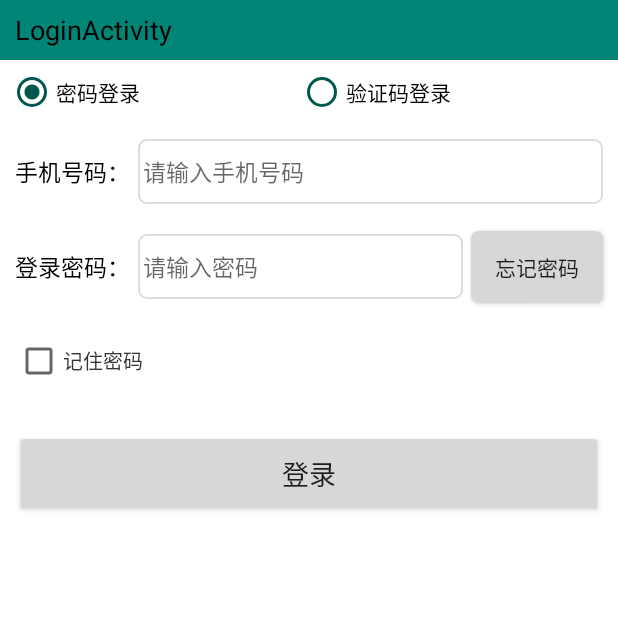
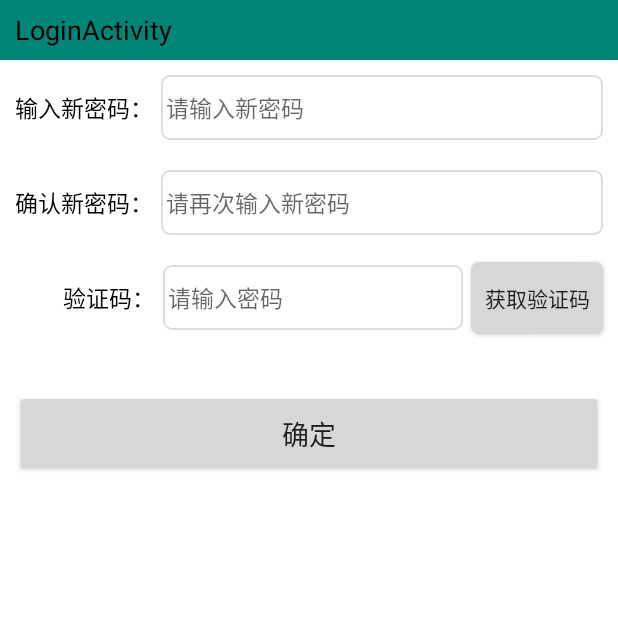
Before and after one commit to CandiceYT/KotlinDemo, an Android app: the LoginActivity screen opened directly, with no data from a screen before it, after a tap on "忘记密码", on a phone screen of 412 x 824 dp, the top half of it. Run offline under Robolectric (Android 15) with nearby library versions, the phone set to English and light mode, and no system bars.

Commit message:
anko中使用dialog 简单登录页面

```diff
--- a/kotlindemo/build.gradle
+++ b/kotlindemo/build.gradle
@@ -30,6 +30,7 @@ dependencies {
     implementation fileTree(include: ['*.jar'], dir: 'libs')
     implementation "org.jetbrains.kotlin:kotlin-stdlib-jdk7:$kotlin_version"
     implementation 'org.jetbrains.anko:anko-common:0.9'
+    implementation "org.jetbrains.anko:anko-appcompat-v7:0.9"
     implementation 'com.android.support:appcompat-v7:28.0.0'
     implementation 'com.android.support.constraint:constraint-layout:1.1.3'
     testImplementation 'junit:junit:4.12'
--- a/kotlindemo/src/main/java/com/candice/kotlindemo/login/LoginActivity.kt
+++ b/kotlindemo/src/main/java/com/candice/kotlindemo/login/LoginActivity.kt
@@ -6,15 +6,88 @@ import android.view.View
 import com.candice.kotlindemo.R
 import com.candice.kotlindemo.base.BaseActivity
 import kotlinx.android.synthetic.main.activity_login.*
+import org.jetbrains.anko.alert
+import org.jetbrains.anko.toast
 
 class LoginActivity : BaseActivity() {
     override fun getLayoutId(): Int {
         return R.layout.activity_login
     }
 
+    //是否是忘记密码
+    private var isForgetPassword = true
+
     override fun initAction() {
+        rg_group.setOnCheckedChangeListener { group, checkedId ->
+            when (checkedId) {
+                R.id.rbtn_password_login -> updataUI("登录密码：", "忘记密码", "请输入密码", true)
+                R.id.rbtn_check_code_login -> updataUI("    验证码：", "获取验证码", "请输入验证码", false)
+                else -> updataUI("登录密码：", "忘记密码", "请输入密码", true)
+            }
+        }
+        btn_forget_password.setOnClickListener {
+            if (isForgetPassword) {
+                //忘记密码
+                btn_forget_password.text = "获取验证码"
+                tv_phone_num.text = "输入新密码："
+                et_phone_num.hint = "请输入新密码"
+                tv_commit_password.visibility = View.VISIBLE
+                et_commit_password.visibility = View.VISIBLE
+                tv_login_password.text = "        验证码："
+                rg_group.visibility = View.GONE
+                ck_box.visibility = View.GONE
+                btn_login.text = "确定"
+                btn_forget_password.setOnClickListener {
+                    alert("本次验证码是457346，请输入验证码","提示"){
+                        positiveButton("好的"){
+                            dismiss()
+                        }
+                    }.show()
+                }
 
-		btn_forget_password.setOnClickListener { }
+            } else {
+                //点击获取验证码
+                toast("获取验证码")
+                alert("本次验证码是457346，请输入验证码","提示"){
+                   positiveButton("好的"){
+                       dismiss()
+                   }
+                }.show()
+            }
+
+        }
+
+
+        btn_login.setOnClickListener {
+            if (isForgetPassword){
+                toast("确定")
+                alert("修改密码成功","提示"){
+                    positiveButton("好的"){
+                        dismiss()
+                    }
+                }.show()
+            }else{
+                toast("登录")
+                alert("登录成功","提示"){
+                    positiveButton("好的"){
+                        dismiss()
+                    }
+                }.show()
+            }
+        }
+    }
+
+
+    private fun updataUI(s: String, s1: String, hint: String, isForgetPassword: Boolean) {
+        tv_login_password.text = s
+        btn_forget_password.text = s1
+        et_login_password.hint = hint
+        this@LoginActivity.isForgetPassword = isForgetPassword
+        if (!isForgetPassword){
+            ck_box.visibility = View.GONE
+        }
+
+
     }
 
     override fun loadData() {
@@ -36,14 +109,10 @@ class LoginActivity : BaseActivity() {
     }
 
 
-
-
-
-
-	companion object Launch{
-		fun launch(context: Context){
+    companion object Launch {
+        fun launch(context: Context) {
             val intent = Intent()
-			intent.setClass(context,LoginActivity::class.java)
+            intent.setClass(context, LoginActivity::class.java)
             context.startActivity(intent)
         }
     }
--- a/kotlindemo/src/main/res/layout/activity_login.xml
+++ b/kotlindemo/src/main/res/layout/activity_login.xml
@@ -86,11 +86,50 @@
 
     <android.support.v7.widget.AppCompatTextView
             android:paddingLeft="@dimen/space_size_10"
+            android:textColor="#000000"
+            android:paddingTop="@dimen/space_size_20"
+            android:paddingBottom="@dimen/space_size_20"
+            app:layout_constraintLeft_toLeftOf="parent"
+            app:layout_constraintTop_toBottomOf="@id/tv_phone_num"
+            android:text="@string/login_commit_password"
+            android:textSize="@dimen/textsize_15"
+            android:visibility="gone"
+            android:id="@+id/tv_commit_password"
+            android:layout_width="wrap_content"
+            android:layout_height="wrap_content"/>
+
+    <android.support.v7.widget.AppCompatEditText
+            app:layout_constraintLeft_toRightOf="@id/tv_commit_password"
+            app:layout_constraintTop_toBottomOf="@id/et_phone_num"
+            android:singleLine="true"
+            android:maxLength="8"
+            android:inputType="textPassword"
+            android:hint="@string/login_commit_password_hint"
+            android:paddingTop="@dimen/space_size_10"
+            android:paddingBottom="@dimen/space_size_10"
+            android:focusable="true"
+            android:visibility="gone"
+            app:layout_constraintHorizontal_weight="1"
+            app:layout_constraintBottom_toBottomOf="@id/tv_commit_password"
+            app:layout_constraintTop_toTopOf="@id/tv_commit_password"
+            android:id="@+id/et_commit_password"
+            android:background="@drawable/edit_shape_bg"
+            android:textSize="@dimen/textsize_15"
+            android:layout_width="@dimen/space_size_0"
+            android:layout_height="wrap_content"
+            android:layout_marginEnd="@dimen/space_size_10"
+            app:layout_constraintEnd_toEndOf="parent"
+            android:paddingLeft="@dimen/space_size_3"
+            app:layout_constraintStart_toEndOf="@+id/tv_commit_password"
+            android:layout_marginStart="@dimen/space_size_5" />
+
+    <android.support.v7.widget.AppCompatTextView
+            android:paddingLeft="@dimen/space_size_10"
             android:textColor="@color/black_color"
             android:paddingTop="@dimen/space_size_20"
             android:paddingBottom="@dimen/space_size_20"
             app:layout_constraintLeft_toLeftOf="parent"
-            app:layout_constraintTop_toBottomOf="@id/tv_phone_num"
+            app:layout_constraintTop_toBottomOf="@id/tv_commit_password"
             android:text="@string/login_password_notice"
             android:textSize="@dimen/textsize_15"
             android:id="@+id/tv_login_password"
@@ -100,10 +139,10 @@
     <android.support.v7.widget.AppCompatEditText
             app:layout_constraintTop_toTopOf="@id/tv_login_password"
             app:layout_constraintLeft_toRightOf="@id/tv_login_password"
-            app:layout_constraintTop_toBottomOf="@id/et_phone_num"
+            app:layout_constraintTop_toBottomOf="@id/et_commit_password"
             android:singleLine="true"
-            android:maxLength="11"
-            android:inputType="phone"
+            android:maxLength="8"
+            android:inputType="textPassword"
             android:hint="@string/login_password_hint"
             app:layout_constraintHorizontal_weight="1"
             android:layout_marginTop="@dimen/space_size_10"
--- a/kotlindemo/src/main/res/values/strings.xml
+++ b/kotlindemo/src/main/res/values/strings.xml
@@ -14,4 +14,6 @@
     <string name="login_remember_password">记住密码</string>
     <string name="login_login">登录</string>
     <string name="home">首页</string>
+    <string name="login_commit_password">确认新密码：</string>
+    <string name="login_commit_password_hint">请再次输入新密码</string>
 </resources>
```
Also changed, not shown: kotlindemo/src/main/AndroidManifest.xml (+8 -4 lines), kotlindemo/src/main/java/com/candice/kotlindemo/MainActivity.kt (+10 -0 lines), kotlindemo/src/main/java/com/candice/kotlindemo/target26/Target26Activity.java (added, +34 -0 lines), kotlindemo/src/main/res/layout/activity_target26.xml (added, +10 -0 lines). Lines whose indentation alone changed are shown as unchanged.
